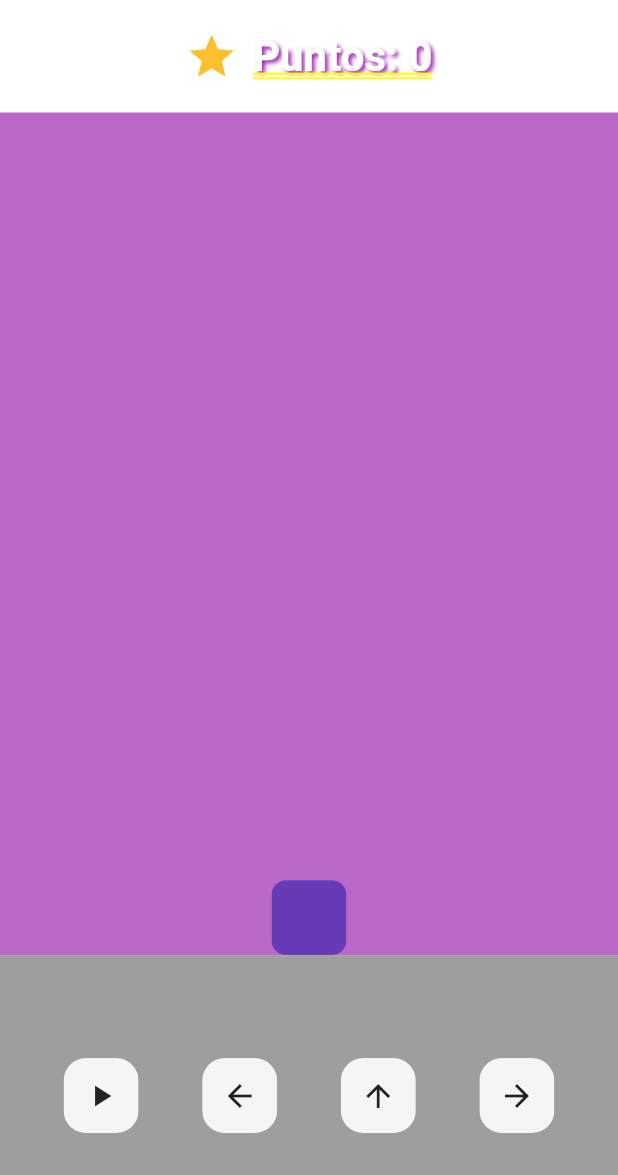
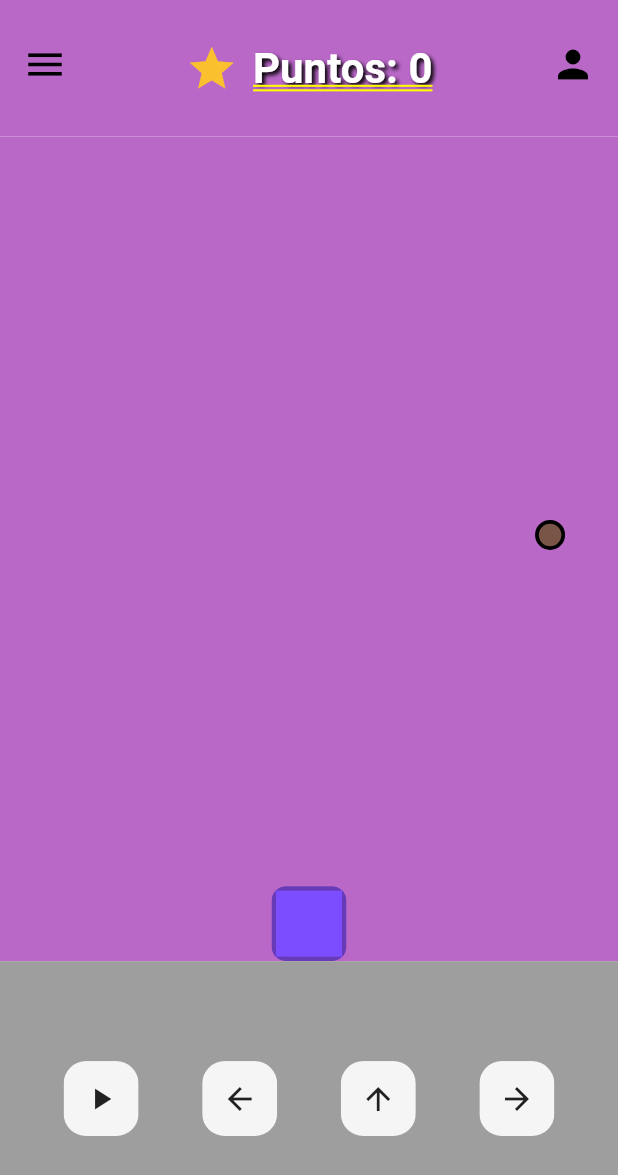
Before and after one commit to Gadiel-Sosa/buble_trouble, a Flutter app: the screen it shows after launch, after a tap on the "play arrow" icon, on a phone screen of 412 x 824 dp. Shown: the top 1175 px of the screen. Run offline on Flutter 3.47's test engine with Material 3 defaults, Android fonts, the phone set to English and light mode, and no system bars; Roboto replaces fonts that are missing (Arial).

```diff
--- a/lib/ball.dart
+++ b/lib/ball.dart
@@ -12,8 +12,10 @@ class MyBall extends StatelessWidget {
       child: Container(
           width: 20,
           height: 20,
-          decoration:
-              BoxDecoration(shape: BoxShape.circle, color: Colors.brown)),
+          decoration: BoxDecoration(
+              shape: BoxShape.circle,
+              color: Colors.brown,
+              border: Border.all(color: Colors.black, width: 2.5))),
     );
   }
 }
--- a/lib/homepage.dart
+++ b/lib/homepage.dart
@@ -32,8 +32,8 @@ class _HomePageState extends State<HomePage> {
   void startGame() {
     double time = 0;
     double height = 0;
-    double velocity = 60; // how string is
-    Timer.periodic(Duration(microseconds: 10), (timer) {
+    double velocity = 80; // how string is
+    Timer.periodic(Duration(milliseconds: 5), (timer) {
       height = -5 * time * time + velocity * time;
       //if the ball reaches the ground, reset the jump
 
@@ -213,35 +213,65 @@ class _HomePageState extends State<HomePage> {
       },
       child: Column(
         children: [
-          Padding(
-            padding: const EdgeInsets.all(15.0),
+          Container(
+            color: Colors.purple[300],
+            width: double.infinity,
+            child: Padding(
+              padding: const EdgeInsets.symmetric(vertical: 23, horizontal: 5),
               child: AnimatedContainer(
                 duration: Duration(
                     milliseconds: 300), // Animación cuando cambia el puntaje
                 curve: Curves.easeInOut,
                 padding: EdgeInsets.symmetric(horizontal: 10, vertical: 5),
+                child: Stack(
+                  children: [
+                    Align(
+                      alignment: Alignment.bottomRight,
+                      child: Icon(
+                        Icons.person,
+                        color: Colors.black,
+                        size: 30,
+                      ),
+                    ),
+                    Align(
+                      alignment: Alignment.centerLeft,
+                      child: Icon(
+                        Icons.menu,
+                        color: Colors.black,
+                        size: 30,
+                      ),
+                    ),
+                    Center(
                       child: Row(
                         mainAxisSize: MainAxisSize.min,
                         children: [
-                  Icon(Icons.star,
-                      color: Colors.yellow[700], size: 35), // Icono amarillo
+                          Icon(
+                            Icons.star,
+                            color: Colors.yellow[700],
+                            size: 35,
+                          ), // Icono amarillo
                           SizedBox(width: 10),
                           Text(
                             "Puntos: $score",
                             style: TextStyle(
                               fontSize: 28,
                               fontWeight: FontWeight.bold,
-                      color: Colors.white, // Texto blanco sin fondo negro
+                              color:
+                                  Colors.white, // Texto blanco sin fondo negro
                               fontFamily: 'Arial',
                               shadows: [
                                 Shadow(
-                            color: Colors.purple,
+                                    color: Colors.black,
                                     offset: Offset(2, 2),
                                     blurRadius: 3),
                               ],
                             ),
                           ),
                         ],
+                      ),
+                    ),
+                  ],
+                ),
               ),
             ),
           ),
--- a/lib/missille.dart
+++ b/lib/missille.dart
@@ -13,7 +13,7 @@ class MyMissille extends StatelessWidget {
       child: Container(
         width: 2,
         height: height,
-        color: Colors.grey,
+        color: Colors.black,
       ),
     );
   }
--- a/lib/player.dart
+++ b/lib/player.dart
@@ -11,7 +11,12 @@ class MyPlayer extends StatelessWidget {
       child: ClipRRect(
         borderRadius: BorderRadius.circular(10),
         child: Container(
-          color: Colors.deepPurple,
+          decoration: BoxDecoration(
+              color: Colors.deepPurpleAccent,
+              border: Border.all(
+                color: Colors.deepPurple,
+                width: 3.0,
+              )),
           height: 50,
           width: 50,
         ),
```
Lines whose indentation alone changed are shown as unchanged.
